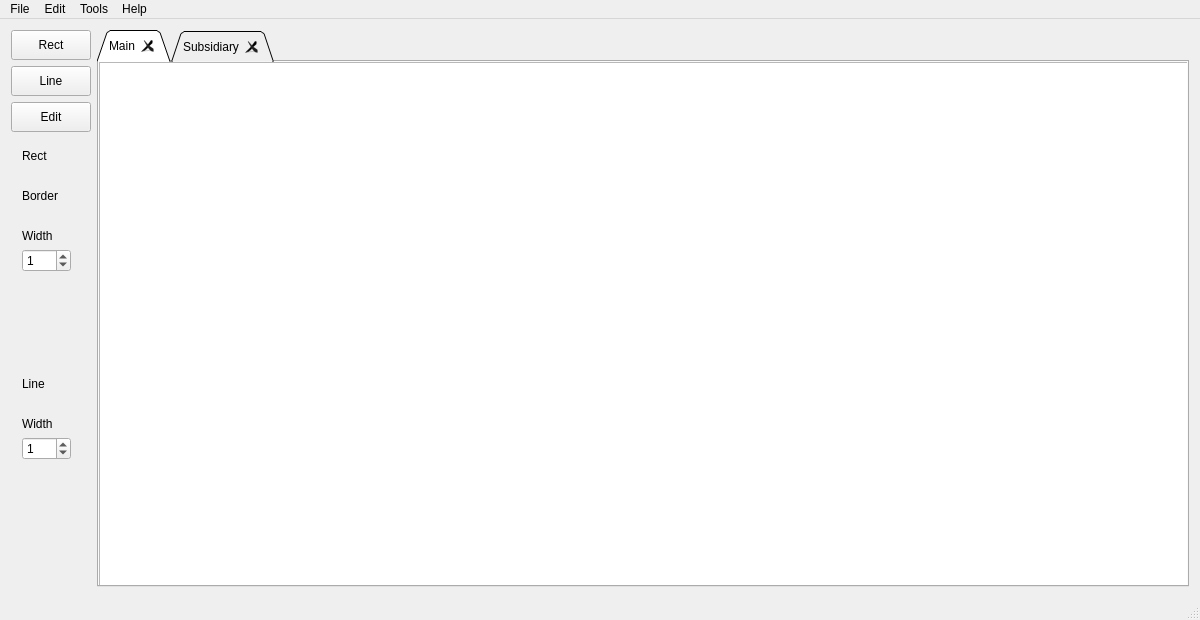
Qt form mainwindow.ui (sergiycheban/Vector-Editor-on-QT) before a commit.
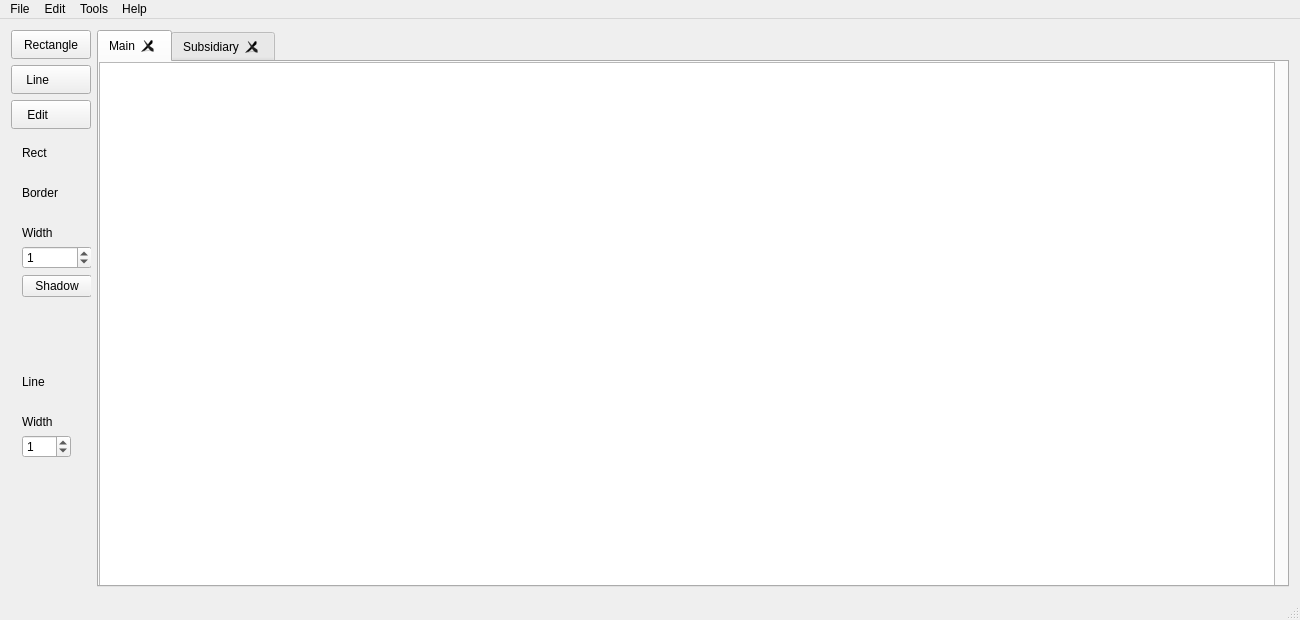
The same form after that commit. Custom widgets are drawn as their Qt base class.

Commit message: Scaled the scene and added the shadow function for the rectangles

Patch:
```diff
--- a/mainwindow.ui
+++ b/mainwindow.ui
@@ -12,13 +12,13 @@
    <rect>
     <x>0</x>
     <y>0</y>
-    <width>1200</width>
+    <width>1300</width>
     <height>620</height>
    </rect>
   </property>
   <property name="maximumSize">
    <size>
-    <width>1200</width>
+    <width>1300</width>
     <height>620</height>
    </size>
   </property>
@@ -48,11 +48,11 @@
         <property name="maximumSize">
          <size>
           <width>90</width>
-          <height>30</height>
+          <height>29</height>
          </size>
         </property>
         <property name="text">
-         <string>Rect</string>
+         <string>Rectangle</string>
         </property>
         <property name="checkable">
          <bool>false</bool>
@@ -64,11 +64,11 @@
         <property name="maximumSize">
          <size>
           <width>90</width>
-          <height>30</height>
+          <height>29</height>
          </size>
         </property>
         <property name="text">
-         <string>Line</string>
+         <string>Line        </string>
         </property>
        </widget>
       </item>
@@ -77,11 +77,11 @@
         <property name="maximumSize">
          <size>
           <width>90</width>
-          <height>30</height>
+          <height>29</height>
          </size>
         </property>
         <property name="text">
-         <string>Edit</string>
+         <string>Edit        </string>
         </property>
        </widget>
       </item>
@@ -96,7 +96,7 @@
        <enum>QTabWidget::North</enum>
       </property>
       <property name="tabShape">
-       <enum>QTabWidget::Triangular</enum>
+       <enum>QTabWidget::Rounded</enum>
       </property>
       <property name="currentIndex">
        <number>0</number>
@@ -120,7 +120,7 @@
        <bool>true</bool>
       </property>
       <property name="movable">
-       <bool>true</bool>
+       <bool>false</bool>
       </property>
       <widget class="QWidget" name="tab">
        <attribute name="title">
@@ -131,14 +131,14 @@
          <rect>
           <x>0</x>
           <y>0</y>
-          <width>1091</width>
-          <height>529</height>
+          <width>1176</width>
+          <height>538</height>
          </rect>
         </property>
         <property name="maximumSize">
          <size>
-          <width>16777215</width>
-          <height>529</height>
+          <width>1176</width>
+          <height>538</height>
          </size>
         </property>
        </widget>
@@ -175,8 +175,8 @@
           <rect>
            <x>0</x>
            <y>0</y>
-           <width>71</width>
-           <height>171</height>
+           <width>92</width>
+           <height>182</height>
           </rect>
          </property>
          <layout class="QVBoxLayout" name="verticalLayout_4">
@@ -267,6 +267,19 @@
             </property>
            </widget>
           </item>
+          <item>
+           <widget class="QPushButton" name="pushButton_2">
+            <property name="maximumSize">
+             <size>
+              <width>90</width>
+              <height>30</height>
+             </size>
+            </property>
+            <property name="text">
+             <string>Shadow</string>
+            </property>
+           </widget>
+          </item>
           <item>
            <spacer name="verticalSpacer">
             <property name="orientation">
@@ -384,7 +397,7 @@
     <rect>
      <x>0</x>
      <y>0</y>
-     <width>1200</width>
+     <width>1300</width>
      <height>21</height>
     </rect>
    </property>
```
Left out of the diff: 8 changed lines with no effect on the pictures. The commit also changes 17 other files.
